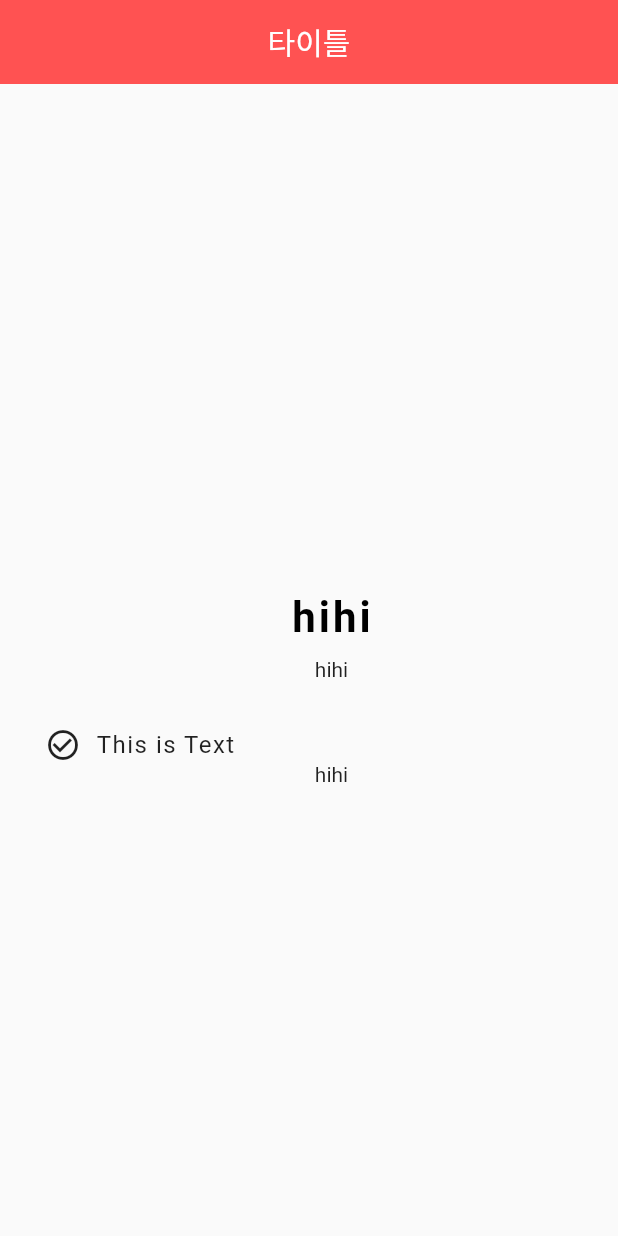
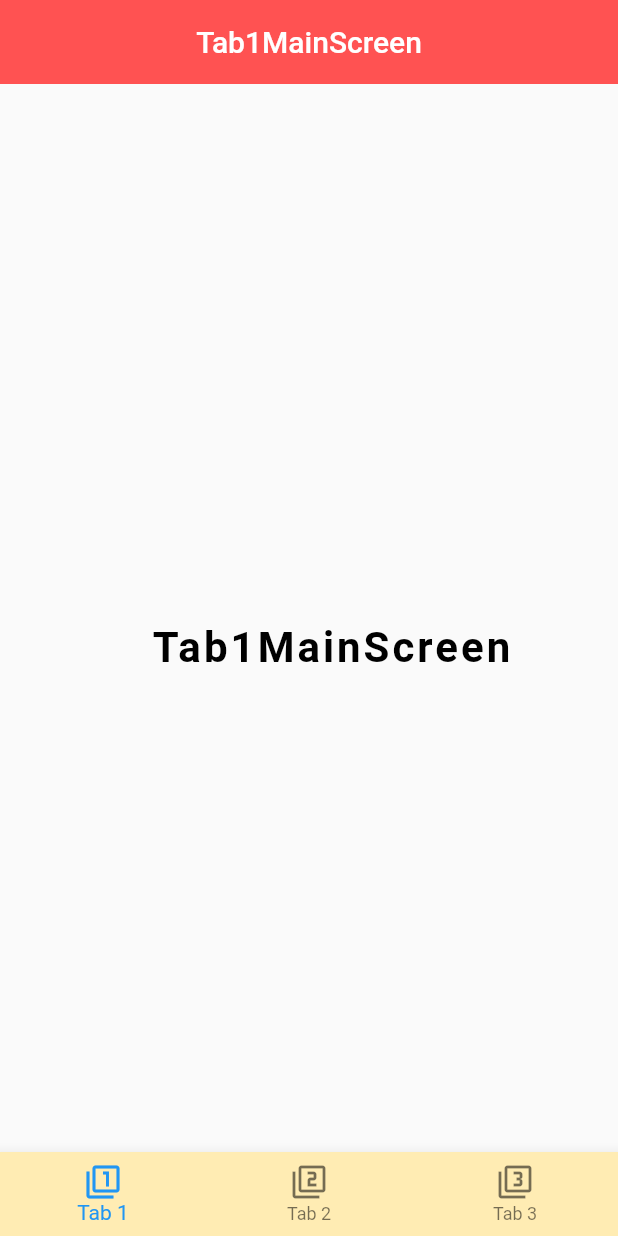
Before and after one commit to Soda-Flavour/com.soda_flavour.train.ui.flutter, a Flutter app: the screen it shows after launch, on a phone screen of 412 x 824 dp. Run offline on Flutter 3.47's test engine with Material 2 defaults, Android fonts, the phone set to English and light mode, and no system bars.

Commit message:
하단탭 페이지 나누기
1. 하단 3개의 탭 페이지 생성 및 초기 로딩
2. 하단 탭 이동시 첫번째 두번째 탭은 새로고침 방지

```diff
--- a/lib/main.dart
+++ b/lib/main.dart
@@ -2,7 +2,7 @@ import 'package:flutter/material.dart';
 import 'package:provider/provider.dart';
 
 import 'package:tennist_flutter/src/helper/AppConfig.dart';
-import 'package:tennist_flutter/pages/default/DefaultScreen.dart';
+import 'package:tennist_flutter/pages/BottomNaviController.dart';
 
 class MyApp extends StatelessWidget {
   final appConfiguration;
@@ -23,9 +23,9 @@ class MyApp extends StatelessWidget {
           primarySwatch: Colors.blue,
           visualDensity: VisualDensity.adaptivePlatformDensity,
         ),
-        initialRoute: DefaultScreen.routeName,
+        home: BottomNaviController(),
         routes: {
-          DefaultScreen.routeName: (context) => DefaultScreen(),
+          '/bottomNavi': (context) => BottomNaviController(),
         },
       ),
     );
--- /dev/null
+++ b/lib/pages/BottomNaviController.dart
@@ -0,0 +1,60 @@
+import 'package:flutter/material.dart';
+import 'package:tennist_flutter/pages/tab_1/main/Tab1Main.screen.dart';
+import 'package:tennist_flutter/pages/tab_2/main/Tab2Main.screen.dart';
+import 'package:tennist_flutter/pages/tab_3/main/Tab3Main.screen.dart';
+
+class BottomNaviController extends StatefulWidget {
+  static const String routeName = '/bottomNavi';
+  @override
+  _BottomNaviControllerState createState() => _BottomNaviControllerState();
+}
+
+class _BottomNaviControllerState extends State<BottomNaviController> {
+  int _selectedIndex = 0;
+  PageController pageController = PageController();
+
+  void _onItemTapped(int index) {
+    pageController.jumpToPage(index);
+  }
+
+  void _onPageChanged(int index) {
+    setState(() => _selectedIndex = index);
+  }
+
+  final List<Widget> _widgets = <Widget>[
+    Tab1MainScreen(),
+    Tab2MainScreen(),
+    Tab3MainScreen()
+  ];
+
+  @override
+  Widget build(BuildContext context) {
+    return Scaffold(
+      bottomNavigationBar: BottomNavigationBar(
+        items: <BottomNavigationBarItem>[
+          BottomNavigationBarItem(
+            icon: Icon(Icons.filter_1),
+            title: Text('Tab 1'),
+          ),
+          BottomNavigationBarItem(
+            icon: Icon(Icons.filter_2),
+            title: Text('Tab 2'),
+          ),
+          BottomNavigationBarItem(
+            icon: Icon(Icons.filter_3),
+            title: Text('Tab 3'),
+          ),
+        ],
+        currentIndex: _selectedIndex,
+        onTap: _onItemTapped,
+        backgroundColor: Colors.amber[100],
+      ),
+      body: PageView(
+        controller: pageController,
+        onPageChanged: _onPageChanged,
+        children: _widgets,
+        physics: NeverScrollableScrollPhysics(),
+      ),
+    );
+  }
+}
--- /dev/null
+++ b/lib/pages/tab_1/main/Tab1Main.screen.dart
@@ -0,0 +1,45 @@
+import 'package:flutter/material.dart';
+
+class Tab1MainScreen extends StatefulWidget {
+  static const String routeName = '/Tab1Main';
+
+  @override
+  _Tab1MainScreenState createState() => _Tab1MainScreenState();
+}
+
+class _Tab1MainScreenState extends State<Tab1MainScreen>
+    with AutomaticKeepAliveClientMixin {
+  @override
+  bool get wantKeepAlive => true;
+
+  @override
+  Widget build(BuildContext context) {
+    super.build(context);
+    return Scaffold(
+      appBar: AppBar(
+        title: Text('Tab1MainScreen'), // 타이틀
+        centerTitle: true, // 타이틀 중앙정렬
+        backgroundColor: Colors.redAccent, //앱바 색상
+        elevation: 0.0, //앱바의 떠있는 효과(그림자) 0.0 은 앱바 그림자 지워줌
+      ),
+      body: Center(
+        child: Padding(
+          padding: EdgeInsets.fromLTRB(30.0, 40.0, 0.0, 0.0),
+          child: Column(
+            mainAxisAlignment: MainAxisAlignment.center, //앱스크린 세로축 상단중단하단 정리
+            children: <Widget>[
+              Text(
+                'Tab1MainScreen',
+                style: TextStyle(
+                    color: Colors.black,
+                    letterSpacing: 2.0,
+                    fontSize: 28.0,
+                    fontWeight: FontWeight.bold),
+              ),
+            ],
+          ),
+        ),
+      ),
+    );
+  }
+}
```
Also changed, not shown: lib/pages/tab_1/main/Tab1Main.model.dart (added, +17 -0 lines), lib/pages/tab_2/main/Tab2Main.screen.dart (added, +45 -0 lines), lib/pages/tab_3/main/Tab3Main.screen.dart (added, +35 -0 lines), lib/src/helper/ApiReciver.dart (added).
